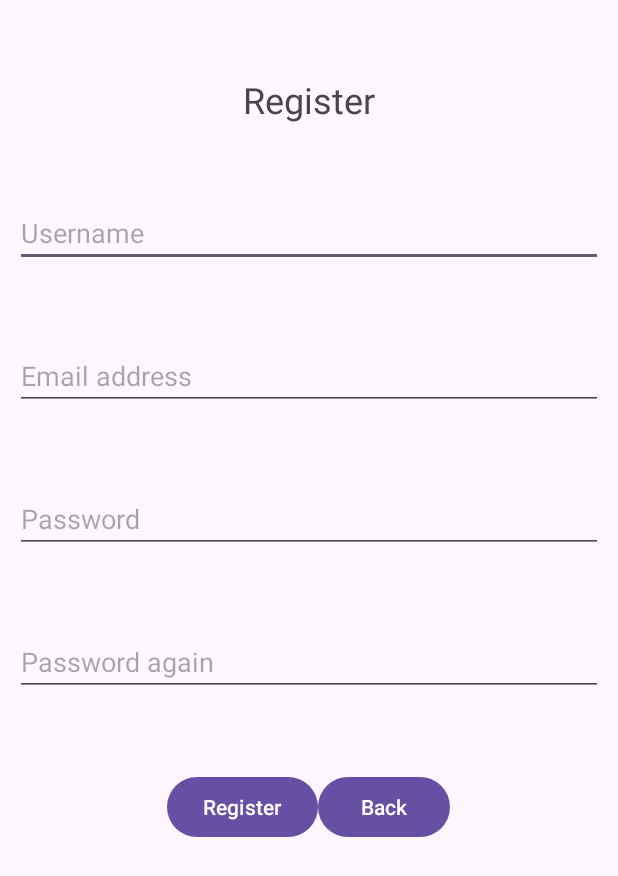
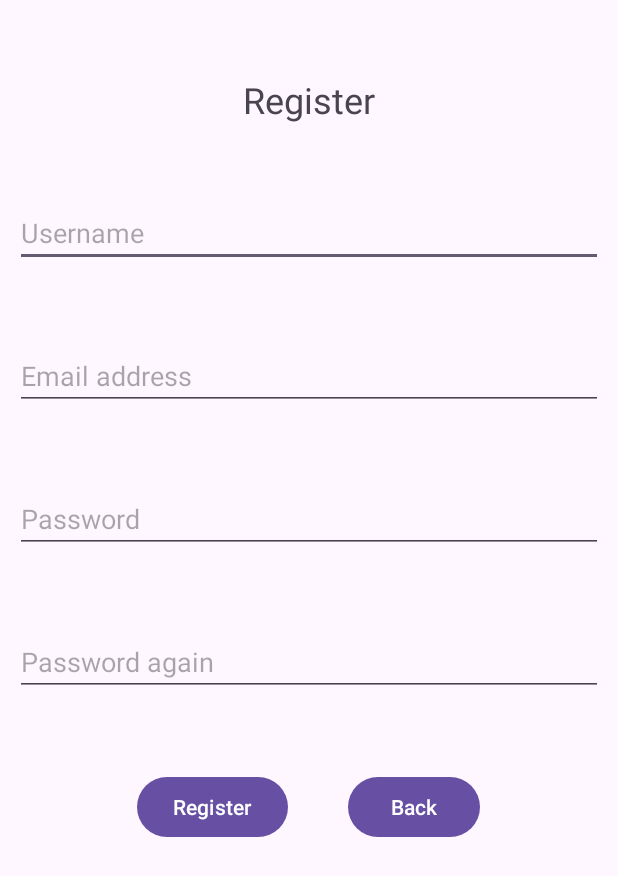
Before and after one commit to Vimpii/koncertjegy-mobilalk, an Android app: the screen it shows after launch (RegisterActivity), after a tap on "Register", on a phone screen of 412 x 824 dp. Shown: the top 876 px of the screen. Run offline under Robolectric (Android 15) with nearby library versions, the phone set to English and light mode, and no system bars.

Commit message:
login saves input data for register + back button now works

```diff
--- a/app/src/main/java/hu/inf/koncertjegy/MainActivity.java
+++ b/app/src/main/java/hu/inf/koncertjegy/MainActivity.java
@@ -1,6 +1,7 @@
 package hu.inf.koncertjegy;
 
 import android.content.Intent;
+import android.content.SharedPreferences;
 import android.os.Bundle;
 import android.util.Log;
 import android.view.View;
@@ -14,6 +15,12 @@ import androidx.core.view.WindowInsetsCompat;
 
 public class MainActivity extends AppCompatActivity {
     private static final String TAG = MainActivity.class.getName();
+    private static final String PREFS_KEY = MainActivity.class.getPackage().toString();
+    private static final int SECRET_KEY = 99;
+    EditText userName;
+    EditText password;
+
+    private SharedPreferences preferences;
 
     @Override
     protected void onCreate(Bundle savedInstanceState) {
@@ -25,11 +32,15 @@ public class MainActivity extends AppCompatActivity {
             v.setPadding(systemBars.left, systemBars.top, systemBars.right, systemBars.bottom);
             return insets;
         });
+
+        userName = findViewById(R.id.editTextUserName);
+        password = findViewById(R.id.editTextPassword);
+
+        preferences = getSharedPreferences(PREFS_KEY, MODE_PRIVATE);
+
     }
 
     public void login(View view) {
-        EditText userName = findViewById(R.id.editTextUserName);
-        EditText password = findViewById(R.id.editTextPassword);
 
         String userNameStr = userName.getText().toString();
         String passwordStr = password.getText().toString();
@@ -39,8 +50,42 @@ public class MainActivity extends AppCompatActivity {
 
     public void register(View view) {
         Intent intent = new Intent(this, RegisterActivity.class);
-        intent.putExtra("SECRET_KEY", 99);
+        intent.putExtra("SECRET_KEY", SECRET_KEY);
 
         startActivity(intent);
     }
+
+    @Override
+    protected void onStart() {
+        super.onStart();
+    }
+
+    @Override
+    protected void onStop() {
+        super.onStop();
+    }
+
+    @Override
+    protected void onDestroy() {
+        super.onDestroy();
+    }
+
+    @Override
+    protected void onPause() {
+        super.onPause();
+        SharedPreferences.Editor editor = preferences.edit();
+        editor.putString("userName", userName.getText().toString());
+        editor.putString("password", password.getText().toString());
+        editor.apply();
+    }
+
+    @Override
+    protected void onResume() {
+        super.onResume();
+    }
+
+    @Override
+    protected void onRestart() {
+        super.onRestart();
+    }
 }
--- a/app/src/main/java/hu/inf/koncertjegy/RegisterActivity.java
+++ b/app/src/main/java/hu/inf/koncertjegy/RegisterActivity.java
@@ -1,6 +1,10 @@
 package hu.inf.koncertjegy;
 
+import android.content.SharedPreferences;
 import android.os.Bundle;
+import android.util.Log;
+import android.view.View;
+import android.widget.EditText;
 
 import androidx.activity.EdgeToEdge;
 import androidx.appcompat.app.AppCompatActivity;
@@ -9,25 +13,105 @@ import androidx.core.view.ViewCompat;
 import androidx.core.view.WindowInsetsCompat;
 
 public class RegisterActivity extends AppCompatActivity {
+    private static final String TAG = RegisterActivity.class.getName();
+    private static final String PREFS_KEY = MainActivity.class.getPackage().toString();
+    EditText userNameEditText;
+    EditText emailEditText;
+    EditText passwordEditText;
+    EditText passwordAgainEditText;
+    private SharedPreferences preferences;
 
     @Override
     protected void onCreate(Bundle savedInstanceState) {
         super.onCreate(savedInstanceState);
         EdgeToEdge.enable(this);
         setContentView(R.layout.activity_register);
+        ViewCompat.setOnApplyWindowInsetsListener(findViewById(R.id.main), (v, insets) -> {
+            Insets systemBars = insets.getInsets(WindowInsetsCompat.Type.systemBars());
+            v.setPadding(systemBars.left, systemBars.top, systemBars.right, systemBars.bottom);
+            return insets;
+        });
 
-//        Bundle bundle = getIntent().getExtras();
-//        bundle.getInt("SECRET_KEY");
         int secretKey = getIntent().getIntExtra("SECRET_KEY", 0);
 
         if (secretKey != 99) {
             finish();
         }
 
-        ViewCompat.setOnApplyWindowInsetsListener(findViewById(R.id.main), (v, insets) -> {
-            Insets systemBars = insets.getInsets(WindowInsetsCompat.Type.systemBars());
-            v.setPadding(systemBars.left, systemBars.top, systemBars.right, systemBars.bottom);
-            return insets;
-        });
+        userNameEditText = findViewById(R.id.userNameEditText);
+        emailEditText = findViewById(R.id.userEmailEditText);
+        passwordEditText = findViewById(R.id.passwordEditText);
+        passwordAgainEditText = findViewById(R.id.passwordAgainEditText);
+
+        preferences = getSharedPreferences(PREFS_KEY, MODE_PRIVATE);
+        String userName = preferences.getString("userName", "");
+        String password = preferences.getString("password", "");
+
+        userNameEditText.setText(userName);
+        passwordEditText.setText(password);
+        passwordAgainEditText.setText(password);
+
     }
+
+    public void register(View view) {
+        String userName = userNameEditText.getText().toString();
+        String email = emailEditText.getText().toString();
+        String password = passwordEditText.getText().toString();
+        String passwordAgain = passwordAgainEditText.getText().toString();
+
+        if (userName.isEmpty() || email.isEmpty() || password.isEmpty() || passwordAgain.isEmpty()) {
+            Log.e(TAG, "All fields are required!");
+            return;
+        }
+
+        if (!password.equals(passwordAgain)) {
+            Log.e(TAG, "Passwords do not match!");
+            return;
+        }
+
+        Log.i(TAG, "User name: " + userName + ", Email: " + email + ", Password: " + password + ", Password again: " + passwordAgain);
+
+    }
+
+    public void back(View view) {
+        finish();
+    }
+
+    @Override
+    protected void onStart() {
+        super.onStart();
+    }
+
+    @Override
+    protected void onStop() {
+        super.onStop();
+    }
+
+    @Override
+    protected void onDestroy() {
+        super.onDestroy();
+    }
+
+    @Override
+    protected void onPause() {
+        super.onPause();
+    }
+
+    @Override
+    protected void onResume() {
+        super.onResume();
+
+        String userName = preferences.getString("userName", "");
+        String password = preferences.getString("password", "");
+
+        userNameEditText.setText(userName);
+        passwordEditText.setText(password);
+        passwordAgainEditText.setText(password);
+    }
+
+    @Override
+    protected void onRestart() {
+        super.onRestart();
+    }
+
 }
--- a/app/src/main/res/layout/activity_register.xml
+++ b/app/src/main/res/layout/activity_register.xml
@@ -88,7 +88,8 @@
             android:id="@+id/backButton"
             android:layout_width="wrap_content"
             android:layout_height="wrap_content"
-            android:text="Back"
+            android:layout_marginStart="40dp"
+            android:text="@string/back"
             android:onClick="back"
             />
 
--- a/app/src/main/res/values/strings.xml
+++ b/app/src/main/res/values/strings.xml
@@ -7,4 +7,5 @@
     <string name="username">Username</string>
     <string name="email_address">Email address</string>
     <string name="password_again">Password again</string>
+    <string name="back">Back</string>
 </resources>
```
